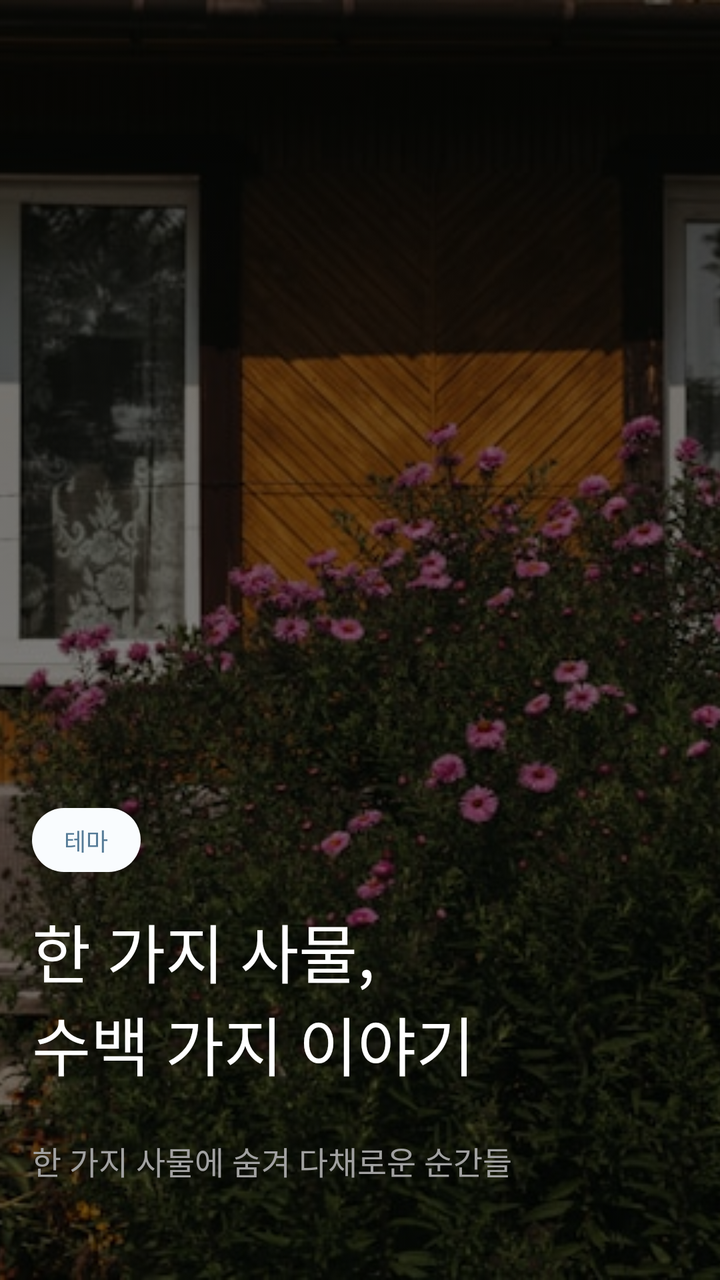
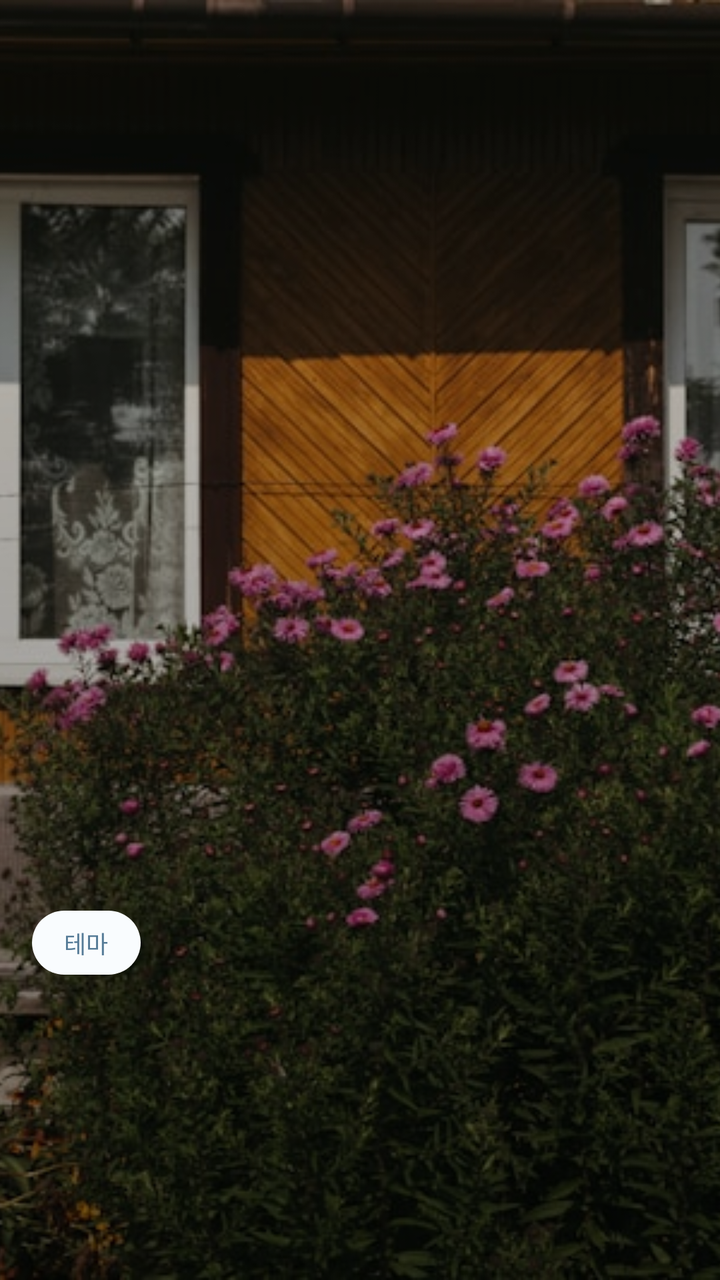

Before-and-after screenshots of an Android layout around one commit, followed by the original layout XML and the change that was made.
<!-- AndroidManifest.xml: application theme Theme.Bonda -->
<!-- res/layout/view_article.xml -->
<?xml version="1.0" encoding="utf-8"?>
<androidx.constraintlayout.widget.ConstraintLayout
    xmlns:android="http://schemas.android.com/apk/res/android"
    xmlns:app="http://schemas.android.com/apk/res-auto"
    android:layout_width="match_parent"
    android:layout_height="match_parent">
    
    <ImageView
        android:id="@+id/article_image"
        android:layout_width="match_parent"
        android:layout_height="match_parent"
        android:tint="#80000000"
        android:src="@drawable/dummy_article_cover1"
        android:contentDescription="@string/article_view_image_description"
        android:scaleType="centerCrop" />

    <com.google.android.material.chip.ChipGroup
        android:id="@+id/article_chip_group"
        android:layout_width="match_parent"
        android:layout_height="wrap_content"
        android:layout_marginHorizontal="16dp"
        android:layout_marginBottom="8dp"
        app:layout_constraintStart_toStartOf="parent"
        app:layout_constraintBottom_toTopOf="@id/article_title">

        <include
            layout="@layout/view_chip_theme" />

    </com.google.android.material.chip.ChipGroup>

    <TextView
        android:id="@+id/article_title"
        android:layout_width="match_parent"
        android:layout_height="wrap_content"
        android:layout_marginHorizontal="16dp"
        android:layout_marginBottom="24dp"
        android:text="한 가지 사물,\n수백 가지 이야기"
        android:textColor="@color/white"
        android:textSize="32sp"
        app:layout_constraintStart_toStartOf="parent"
        app:layout_constraintBottom_toTopOf="@id/article_subtitle" />

    <TextView
        android:id="@+id/article_subtitle"
        android:layout_width="match_parent"
        android:layout_height="wrap_content"
        android:layout_marginHorizontal="16dp"
        android:layout_marginBottom="48dp"
        android:text="한 가지 사물에 숨겨 다채로운 순간들"
        android:textColor="#A1A1A1"
        android:textSize="16sp"
        app:layout_constraintBottom_toBottomOf="parent"
        app:layout_constraintStart_toStartOf="parent" />

</androidx.constraintlayout.widget.ConstraintLayout>
<!-- res/layout/view_chip_theme.xml (included above) -->
<?xml version="1.0" encoding="utf-8"?>
<com.google.android.material.chip.Chip
    xmlns:android="http://schemas.android.com/apk/res/android"
    xmlns:app="http://schemas.android.com/apk/res-auto"
    android:layout_width="wrap_content"
    android:layout_height="wrap_content"

    app:chipStrokeWidth="0dp"
    app:chipBackgroundColor="#F9FCFE"
    app:chipCornerRadius="16dp"

    android:text="@string/article_chip_theme"
    android:textColor="#557B97"
    android:textSize="12sp"

    android:clickable="false"
    android:focusable="false"
    android:checkable="false"
    android:enabled="false" />
<!-- resources referenced by this layout -->
<resources>
  <color name="white">#FFFFFFFF</color>
  <!-- drawable dummy_article_cover1: jpg bitmap (drawable, 143617 bytes) -->
  <string name="article_chip_theme">테마</string>
  <string name="article_view_image_description">ArticleViewImage</string>
  <style name="Theme.Bonda" parent="Base.Theme.Bonda">
          <item name="android:windowSplashScreenBackground">@color/splash_background</item>
          <item name="android:windowSplashScreenAnimatedIcon">@drawable/ic_splash_logo</item>
      </style>
  <style name="Base.Theme.Bonda" parent="Theme.Material3.Light.NoActionBar">
          
      </style>
  <color name="splash_background">#524545</color>
  <!-- drawable ic_splash_logo: vector/xml drawable (drawable, 6541 chars, omitted) -->
</resources>

<!-- the commit's change to res/layout/view_article.xml (unified diff, before → after) -->
@@ -3,16 +3,27 @@
     xmlns:android="http://schemas.android.com/apk/res/android"
     xmlns:app="http://schemas.android.com/apk/res-auto"
     android:layout_width="match_parent"
-    android:layout_height="match_parent">
-    
+    android:layout_height="match_parent"
+    android:clickable="true"
+    android:focusable="true"
+    android:foreground="?attr/selectableItemBackground">
+
     <ImageView
         android:id="@+id/article_image"
         android:layout_width="match_parent"
         android:layout_height="match_parent"
-        android:tint="#80000000"
         android:src="@drawable/dummy_article_cover1"
         android:contentDescription="@string/article_view_image_description"
         android:scaleType="centerCrop" />
+
+    <View
+        android:layout_width="0dp"
+        android:layout_height="0dp"
+        android:background="@drawable/gradient_overlay"
+        app:layout_constraintTop_toTopOf="parent"
+        app:layout_constraintBottom_toBottomOf="parent"
+        app:layout_constraintStart_toStartOf="parent"
+        app:layout_constraintEnd_toEndOf="parent" />
 
     <com.google.android.material.chip.ChipGroup
         android:id="@+id/article_chip_group"
@@ -34,7 +45,6 @@
         android:layout_height="wrap_content"
         android:layout_marginHorizontal="16dp"
         android:layout_marginBottom="24dp"
-        android:text="한 가지 사물,\n수백 가지 이야기"
         android:textColor="@color/white"
         android:textSize="32sp"
         app:layout_constraintStart_toStartOf="parent"
@@ -46,7 +56,6 @@
         android:layout_height="wrap_content"
         android:layout_marginHorizontal="16dp"
         android:layout_marginBottom="48dp"
-        android:text="한 가지 사물에 숨겨 다채로운 순간들"
         android:textColor="#A1A1A1"
         android:textSize="16sp"
         app:layout_constraintBottom_toBottomOf="parent"
<!-- resource entries referenced after the edit -->
@@ -2,6 +2,15 @@
 <resources>
   <color name="white">#FFFFFFFF</color>
   <!-- drawable dummy_article_cover1: jpg bitmap (drawable, 143617 bytes) -->
+  <!-- drawable gradient_overlay (drawable) -->
+  <?xml version="1.0" encoding="utf-8"?>
+  <shape xmlns:android="http://schemas.android.com/apk/res/android"
+      android:shape="rectangle">
+      <gradient
+          android:startColor="#20000000"
+          android:endColor="#80000000"
+          android:angle="270"/>
+  </shape>
   <string name="article_chip_theme">테마</string>
   <string name="article_view_image_description">ArticleViewImage</string>
   <style name="Theme.Bonda" parent="Base.Theme.Bonda">
